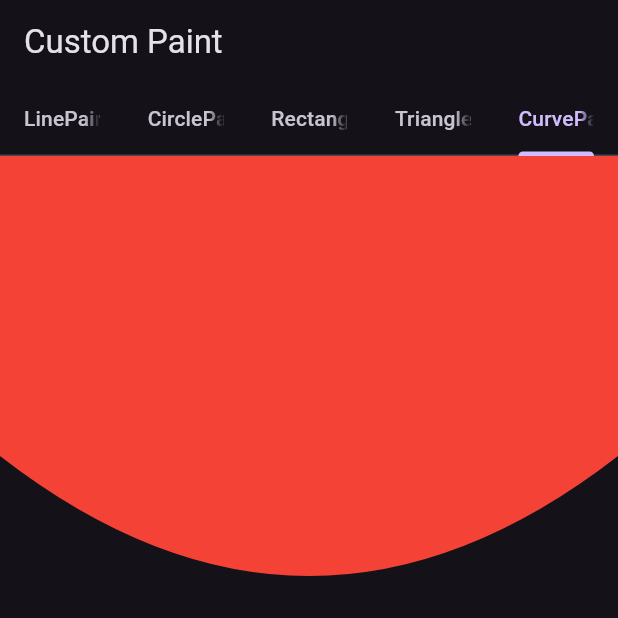
After one commit to theachoem/flutter_projection, a Flutter app: the screen it shows after launch, tab 5 chosen, on a phone screen of 412 x 824 dp, the top half of it. The commit adds this screen. Run offline on Flutter 3.47's test engine with Material 3 defaults, Android fonts, the phone set to English and light mode, and no system bars.

Commit message:
add curve tab

```diff
--- /dev/null
+++ b/lib/pages/custom_paints/curve_painter_tab.dart
@@ -0,0 +1,43 @@
+import 'package:flutter/material.dart';
+
+class CurvePainterTab extends StatelessWidget {
+  const CurvePainterTab({
+    super.key,
+  });
+
+  @override
+  Widget build(BuildContext context) {
+    return CustomPaint(
+      painter: _CurvePainter(),
+      size: const Size(
+        double.infinity,
+        double.infinity,
+      ),
+    );
+  }
+}
+
+class _CurvePainter extends CustomPainter {
+  @override
+  void paint(Canvas canvas, Size size) {
+    Paint paint = Paint()
+      ..color = Colors.red
+      ..strokeWidth = 3.0
+      ..style = PaintingStyle.fill;
+
+    double h = 200;
+
+    Path path = Path()
+      ..moveTo(0, 0)
+      ..lineTo(0, h)
+      ..quadraticBezierTo(size.width / 2, h + 160, size.width, h)
+      ..lineTo(size.width, 0);
+
+    canvas.drawPath(path, paint);
+  }
+
+  @override
+  bool shouldRepaint(covariant CustomPainter oldDelegate) {
+    return true;
+  }
+}
--- a/lib/pages/custom_paints/custom_paints_page.dart
+++ b/lib/pages/custom_paints/custom_paints_page.dart
@@ -1,5 +1,6 @@
 import 'package:flutter/material.dart';
 import 'package:flutter_projection/pages/custom_paints/circle_painter_tab.dart';
+import 'package:flutter_projection/pages/custom_paints/curve_painter_tab.dart';
 import 'package:flutter_projection/pages/custom_paints/line_painter_tab.dart';
 import 'package:flutter_projection/pages/custom_paints/rectangle_painter_tab.dart';
 import 'package:flutter_projection/pages/custom_paints/triangle_painter_tab.dart';
@@ -14,6 +15,7 @@ class CustomPaintsPage extends StatelessWidget {
       const CirclePainterTab(),
       const RectanglePainterTab(),
       const TrianglePainterTab(),
+      const CurvePainterTab(),
     ];
 
     return DefaultTabController(
```
